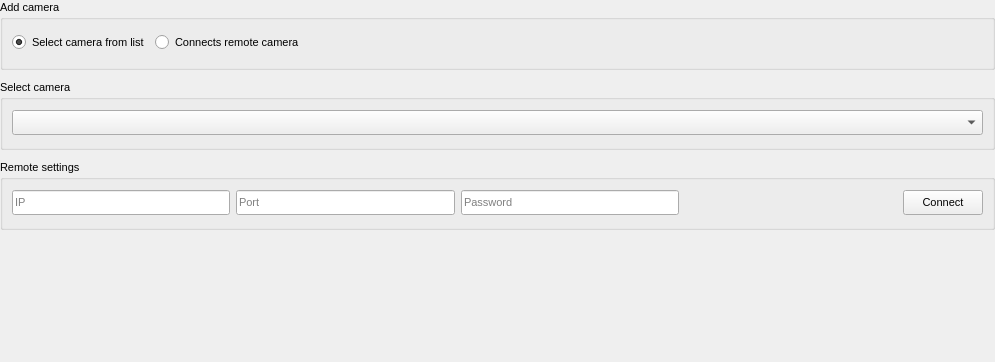
Above: Observer/selectcamera.ui from Netmisha/observer before the change; both pictures show x 0 to 995 and y 0 to 362 of the 995 by 665 pixel window. Below: the same form after it.
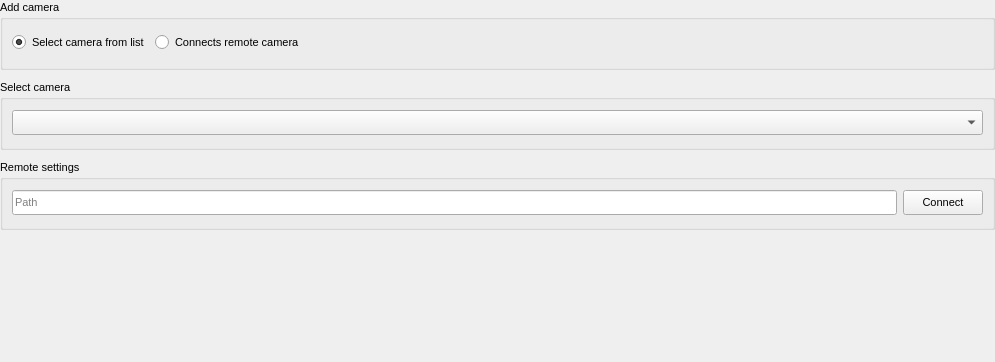
That is the form after the change. Custom widgets are drawn as their Qt base class.

Commit message: Added feature to connect to IP camera

```diff
--- a/Observer/selectcamera.ui
+++ b/Observer/selectcamera.ui
@@ -168,7 +168,7 @@
           </property>
           <layout class="QVBoxLayout" name="verticalLayout_3">
            <item>
-            <layout class="QHBoxLayout" name="horizontalLayout_3">
+            <layout class="QHBoxLayout" name="horizontalLayout_3" stretch="5,0,0">
              <item>
               <widget class="QLineEdit" name="camera_ipEdit">
                <property name="minimumSize">
@@ -178,36 +178,7 @@
                 </size>
                </property>
                <property name="placeholderText">
-                <string>IP</string>
-               </property>
-              </widget>
-             </item>
-             <item>
-              <widget class="QLineEdit" name="camera_portEdit">
-               <property name="minimumSize">
-                <size>
-                 <width>0</width>
-                 <height>25</height>
-                </size>
-               </property>
-               <property name="placeholderText">
-                <string>Port</string>
-               </property>
-              </widget>
-             </item>
-             <item>
-              <widget class="QLineEdit" name="camera_passwordEdit">
-               <property name="minimumSize">
-                <size>
-                 <width>0</width>
-                 <height>25</height>
-                </size>
-               </property>
-               <property name="echoMode">
-                <enum>QLineEdit::Password</enum>
-               </property>
-               <property name="placeholderText">
-                <string>Password</string>
+                <string>Path</string>
                </property>
               </widget>
              </item>
```
Left out of the diff: 2 changed lines with no effect on the pictures. The commit also changes 2 other files.
